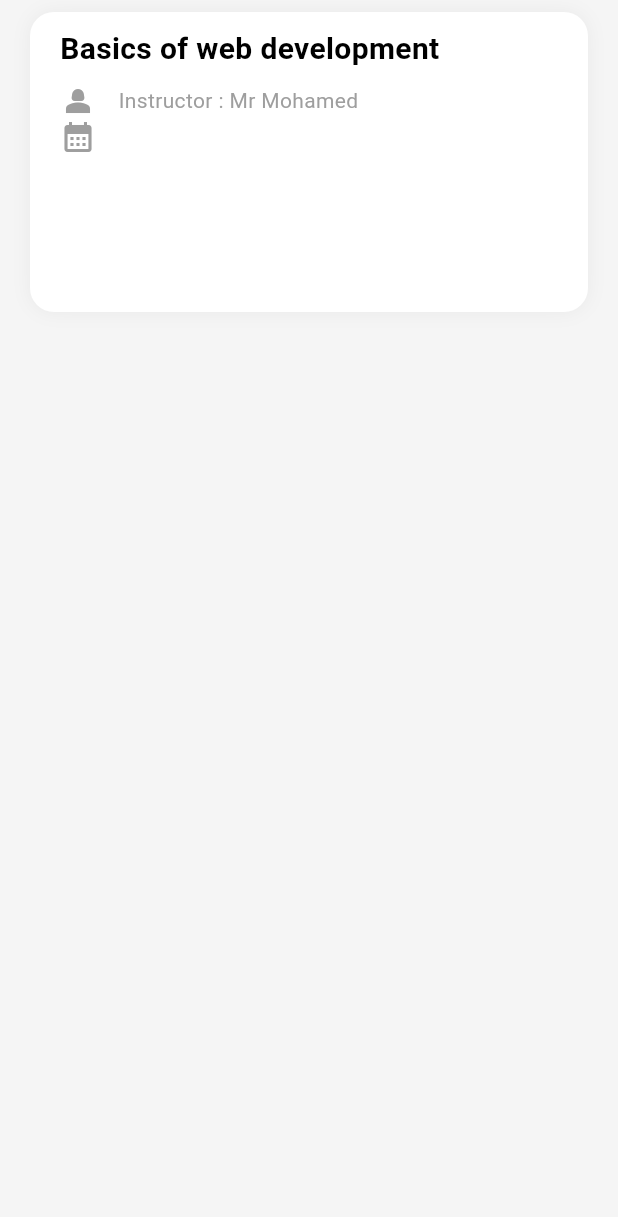
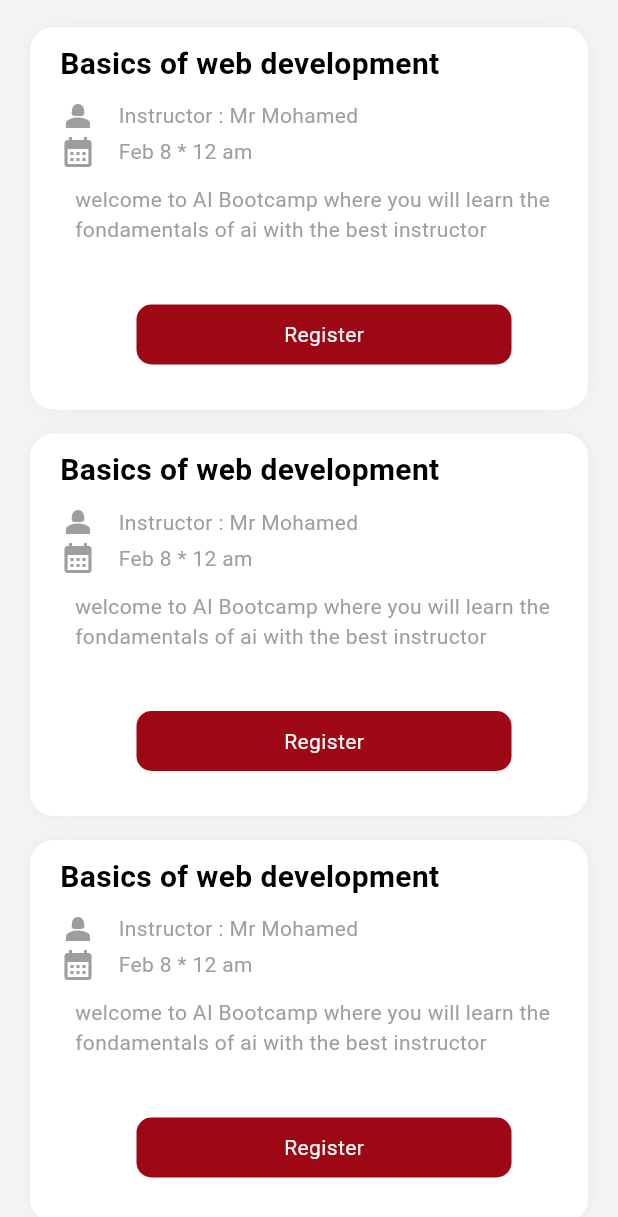
Before and after one commit to ademmhadhraoui-blip/enstab_house_pfa, a Flutter app: the ClubWorkshops screen opened directly, on a phone screen of 412 x 824 dp. Shown: the top 1217 px of the screen. Run offline on Flutter 3.47's test engine with Material 3 defaults, Android fonts, the phone set to English and light mode, and no system bars; missing offline and left inert: msh_checkbox.

Commit message:
update in 29/01/2026

```diff
--- a/lib/screens/club_main_page/club_workshops.dart
+++ b/lib/screens/club_main_page/club_workshops.dart
@@ -3,24 +3,81 @@ import 'club_events.dart';
 
 class ClubWorkshops extends StatelessWidget {
   const ClubWorkshops({super.key});
+  static List<WorkShopWidget> workshop = [
+    WorkShopWidget(time: "Feb 8 , 12 pm",
+        description:"welcome to AI Bootcamp where you will learn the fondamentals of ai with the best instructor " ,
+        place: "Enstab",
+        name: "AI BOOTCAMP" ,
+        instructor: "Mr Mohamed",
+    ) ,
+    WorkShopWidget(time: "Feb 8 , 12 pm",
+      description:"welcome to AI Bootcamp where you will learn the fondamentals of ai with the best instructor " ,
+      place: "Enstab",
+      name: "AI BOOTCAMP" ,
+      instructor: "Mr Mohamed",
+    ) ,
+    WorkShopWidget(time: "Feb 8 , 12 pm",
+      description:"welcome to AI Bootcamp where you will learn the fondamentals of ai with the best instructor " ,
+      place: "Enstab",
+      name: "AI BOOTCAMP" ,
+      instructor: "Mr Mohamed",
+    ) ,
+    WorkShopWidget(time: "Feb 8 , 12 pm",
+      description:"welcome to AI Bootcamp where you will learn the fondamentals of ai with the best instructor " ,
+      place: "Enstab",
+      name: "AI BOOTCAMP" ,
+      instructor: "Mr Mohamed",
+    ) ,
+
+  ];
 
   @override
   Widget build(BuildContext context) {
     return  SafeArea(
       child: Scaffold(
         backgroundColor: Colors.grey[100],
-        body:  WorkshopCard(),
+        body: Column(
+          children: [
+            Expanded(
+              child: ListView.builder(
+                padding: const EdgeInsets.only(top: 10),
+                itemCount: workshop.length,
+                itemBuilder: (context ,index){
+                  return WorkshopCard(workshopwidget  : workshop[index]) ;
+                },
+              ),
+            )
+          ]
+        )  ,
       ),
     ) ;
   }
 }
+class WorkShopWidget {
+  final String name ;
+  final String description ;
+  final String time ;
+  final String place ;
+  final String instructor ;
+  WorkShopWidget({
+    required this.time ,
+    required this.description ,
+    required this.place ,
+    required this.name ,
+    required this.instructor,
+  }) ;
+}
 class WorkshopCard extends StatelessWidget {
+  final WorkShopWidget workshopwidget ;
+  const WorkshopCard({
+    super.key,
+    required this.workshopwidget,
+  });
 
   @override
   Widget build(BuildContext context) {
     return Container(
       width: double.infinity,
-      height: 200,
       margin: const EdgeInsets.symmetric(horizontal: 20, vertical: 8),
       decoration: BoxDecoration(
           color: Colors.white ,
@@ -68,8 +125,52 @@ class WorkshopCard extends StatelessWidget {
                 Icon(Icons.calendar_month ,
                 color: Colors.grey,
                 ),
+                SizedBox(width: 15,) ,
+                Text("Feb 8 * 12 am " ,
+                style: TextStyle(
+                  color: Colors.grey
+                ) ,
+                ) ,
               ],
-            )
+            ),
+            SizedBox(height: 10,),
+            Padding(
+              padding: const EdgeInsets.only(left: 10),
+              child: Expanded(
+                child: Text("welcome to AI Bootcamp where you will learn the fondamentals of ai with the best instructor " ,
+                  softWrap: true,
+                  style: TextStyle(
+                    color: Colors.grey ,
+                  ),
+                ),
+              ),
+            ) ,
+            SizedBox(height: 10,) ,
+            Row(
+              mainAxisAlignment: MainAxisAlignment.center,
+              children: [
+                GestureDetector(
+                  child: Container(
+                    width: 250,
+                    height: 40,
+                    decoration: BoxDecoration(
+                      color: Color(0xFF9E0815),
+                      borderRadius: BorderRadius.circular(10) ,
+                    ),
+                    child: Row(
+                      mainAxisAlignment:  MainAxisAlignment.center,
+                      children: [
+                        Text("Register",
+                        style: TextStyle(color: Colors.white,
+                        ),
+                        ),
+                      ],
+                    ),
+                  )
+                ),
+                SizedBox(height: 100,)
+              ],
+            ),
           ],
         ),
       ),
```
